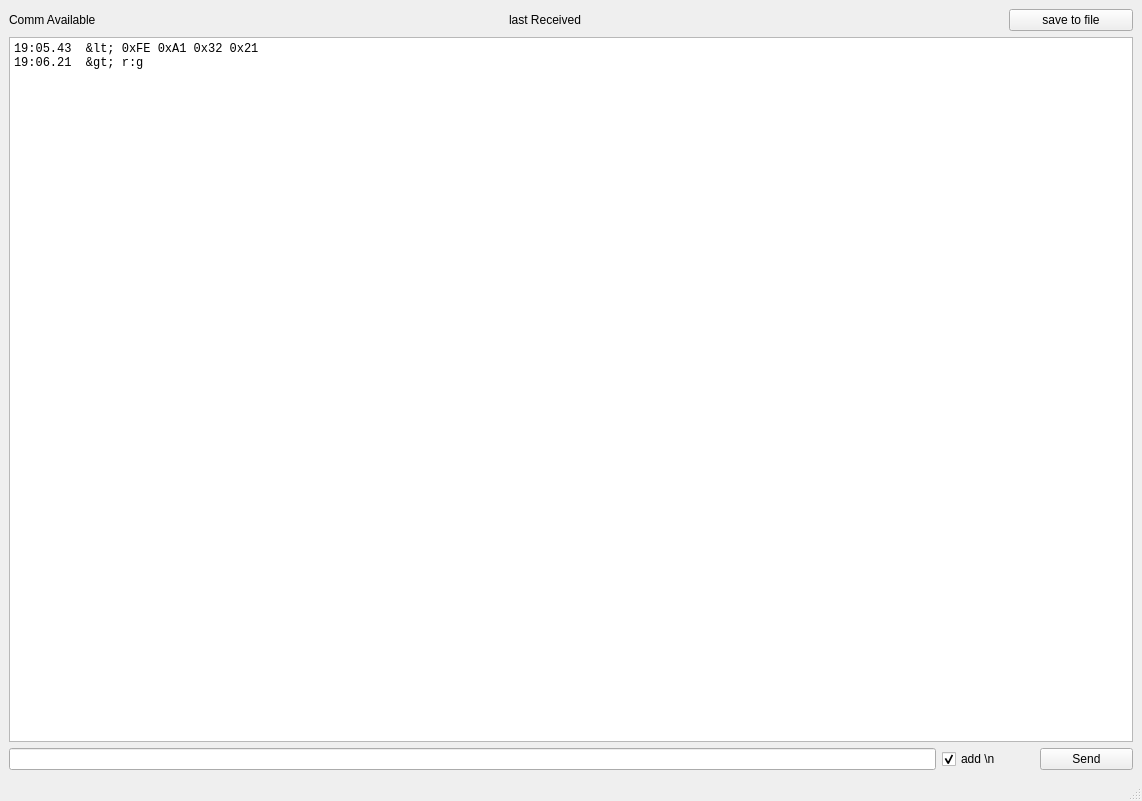
Before: the Qt Designer form ui/mainWindow.ui in SolarEnergyRacers/chase_car_telemetry_v3, drawn with Qt 5.
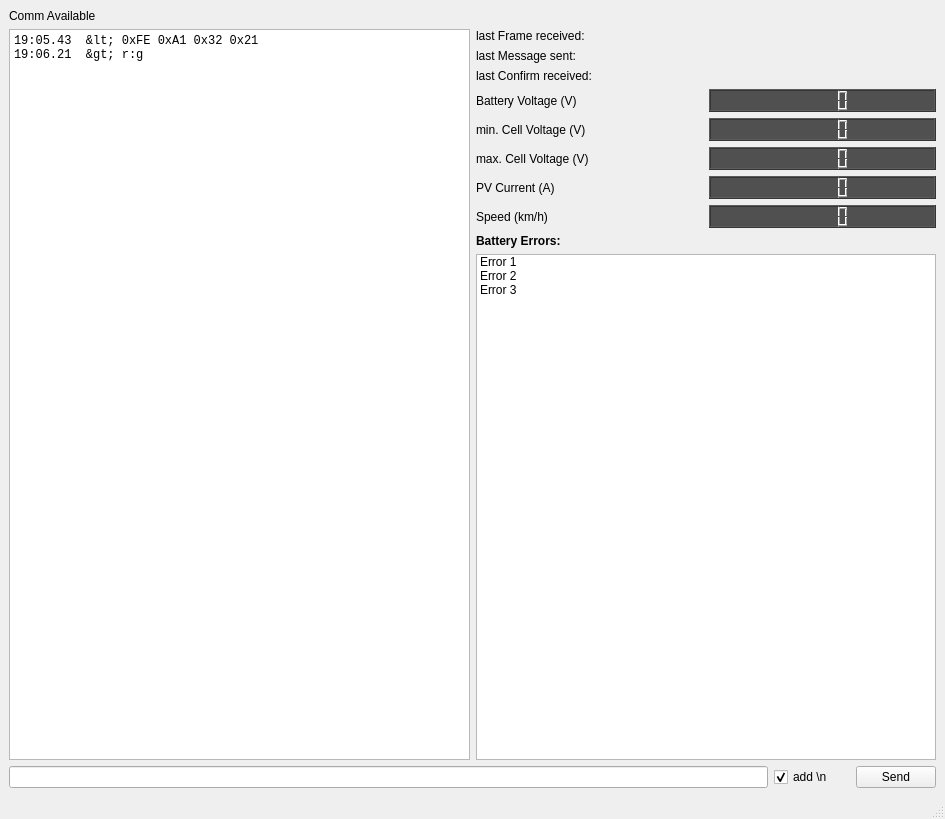
After: the same form once the commit is applied.

Commit message:
Added data display in GUI
also added "confirm" handling in datainput class

Patch:
```diff
--- a/ui/mainWindow.ui
+++ b/ui/mainWindow.ui
@@ -6,8 +6,8 @@
    <rect>
     <x>0</x>
     <y>0</y>
-    <width>1142</width>
-    <height>801</height>
+    <width>945</width>
+    <height>819</height>
    </rect>
   </property>
   <property name="windowTitle">
@@ -16,7 +16,7 @@
   <widget class="QWidget" name="centralwidget">
    <layout class="QVBoxLayout" name="verticalLayout">
     <item>
-     <layout class="QHBoxLayout" name="horizontalLayout" stretch="4,4,1">
+     <layout class="QHBoxLayout" name="horizontalLayout" stretch="4">
       <item>
        <widget class="QLabel" name="lblCommAvailable">
         <property name="text">
@@ -24,40 +24,209 @@
         </property>
        </widget>
       </item>
-      <item>
-       <widget class="QLabel" name="lblLastReceived">
-        <property name="text">
-         <string>last Received</string>
-        </property>
-       </widget>
-      </item>
-      <item>
-       <widget class="QPushButton" name="btnSave">
-        <property name="text">
-         <string>save to file</string>
-        </property>
-       </widget>
-      </item>
      </layout>
     </item>
     <item>
-     <widget class="QPlainTextEdit" name="plainTextEdit">
-      <property name="font">
-       <font>
-        <family>Consolas</family>
-       </font>
-      </property>
-      <property name="undoRedoEnabled">
-       <bool>false</bool>
-      </property>
-      <property name="readOnly">
-       <bool>true</bool>
-      </property>
-      <property name="plainText">
-       <string>19:05.43  &lt; 0xFE 0xA1 0x32 0x21
+     <layout class="QHBoxLayout" name="horizontalLayout_3" stretch="1,1">
+      <item>
+       <widget class="QPlainTextEdit" name="plainTextEdit">
+        <property name="font">
+         <font>
+          <family>Consolas</family>
+         </font>
+        </property>
+        <property name="undoRedoEnabled">
+         <bool>false</bool>
+        </property>
+        <property name="readOnly">
+         <bool>true</bool>
+        </property>
+        <property name="plainText">
+         <string>19:05.43  &lt; 0xFE 0xA1 0x32 0x21
 19:06.21  &gt; r:g</string>
-      </property>
-     </widget>
+        </property>
+       </widget>
+      </item>
+      <item>
+       <layout class="QVBoxLayout" name="verticalLayout_2">
+        <item>
+         <layout class="QVBoxLayout" name="verticalLayout_3">
+          <item>
+           <widget class="QLabel" name="lblLastReceived">
+            <property name="text">
+             <string>last Frame received:</string>
+            </property>
+           </widget>
+          </item>
+          <item>
+           <widget class="QLabel" name="lblLastSent">
+            <property name="text">
+             <string>last Message sent:</string>
+            </property>
+           </widget>
+          </item>
+          <item>
+           <widget class="QLabel" name="lblLastConfirm">
+            <property name="text">
+             <string>last Confirm received:</string>
+            </property>
+           </widget>
+          </item>
+         </layout>
+        </item>
+        <item>
+         <layout class="QHBoxLayout" name="horizontalLayout_5">
+          <item>
+           <widget class="QLabel" name="label">
+            <property name="text">
+             <string>Battery Voltage (V)</string>
+            </property>
+           </widget>
+          </item>
+          <item>
+           <widget class="QLCDNumber" name="lcdUBatt">
+            <property name="font">
+             <font>
+              <family>MS Shell Dlg 2</family>
+             </font>
+            </property>
+            <property name="autoFillBackground">
+             <bool>false</bool>
+            </property>
+            <property name="styleSheet">
+             <string notr="true">background-color: #505050;</string>
+            </property>
+            <property name="smallDecimalPoint">
+             <bool>false</bool>
+            </property>
+            <property name="intValue" stdset="0">
+             <number>0</number>
+            </property>
+           </widget>
+          </item>
+         </layout>
+        </item>
+        <item>
+         <layout class="QHBoxLayout" name="horizontalLayout_8">
+          <item>
+           <widget class="QLabel" name="label_3">
+            <property name="text">
+             <string>min. Cell Voltage (V)</string>
+            </property>
+           </widget>
+          </item>
+          <item>
+           <widget class="QLCDNumber" name="lcdMinVoltage">
+            <property name="styleSheet">
+             <string notr="true">background-color: #505050;</string>
+            </property>
+           </widget>
+          </item>
+         </layout>
+        </item>
+        <item>
+         <layout class="QHBoxLayout" name="horizontalLayout_9">
+          <item>
+           <widget class="QLabel" name="label_4">
+            <property name="text">
+             <string>max. Cell Voltage (V)</string>
+            </property>
+           </widget>
+          </item>
+          <item>
+           <widget class="QLCDNumber" name="lcdMaxVoltage">
+            <property name="styleSheet">
+             <string notr="true">background-color: #505050;</string>
+            </property>
+           </widget>
+          </item>
+         </layout>
+        </item>
+        <item>
+         <layout class="QHBoxLayout" name="horizontalLayout_6">
+          <item>
+           <widget class="QLabel" name="label_6">
+            <property name="text">
+             <string>PV Current (A)</string>
+            </property>
+           </widget>
+          </item>
+          <item>
+           <widget class="QLCDNumber" name="lcdIPV">
+            <property name="styleSheet">
+             <string notr="true">background-color: #505050;</string>
+            </property>
+           </widget>
+          </item>
+         </layout>
+        </item>
+        <item>
+         <layout class="QHBoxLayout" name="horizontalLayout_7">
+          <item>
+           <widget class="QLabel" name="label_2">
+            <property name="text">
+             <string>Speed (km/h)</string>
+            </property>
+           </widget>
+          </item>
+          <item>
+           <widget class="QLCDNumber" name="lcdSpeed">
+            <property name="styleSheet">
+             <string notr="true">background-color: #505050;</string>
+            </property>
+           </widget>
+          </item>
+         </layout>
+        </item>
+        <item>
+         <widget class="QLabel" name="label_7">
+          <property name="font">
+           <font>
+            <weight>75</weight>
+            <italic>false</italic>
+            <bold>true</bold>
+           </font>
+          </property>
+          <property name="text">
+           <string>Battery Errors:</string>
+          </property>
+         </widget>
+        </item>
+        <item>
+         <layout class="QHBoxLayout" name="horizontalLayout_4">
+          <item>
+           <widget class="QListWidget" name="lstErrors">
+            <item>
+             <property name="text">
+              <string>Error 1</string>
+             </property>
+            </item>
+            <item>
+             <property name="text">
+              <string>Error 2</string>
+             </property>
+            </item>
+            <item>
+             <property name="text">
+              <string>Error 3</string>
+             </property>
+             <property name="foreground">
+              <brush brushstyle="NoBrush">
+               <color alpha="255">
+                <red>241</red>
+                <green>40</green>
+                <blue>0</blue>
+               </color>
+              </brush>
+             </property>
+            </item>
+           </widget>
+          </item>
+         </layout>
+        </item>
+       </layout>
+      </item>
+     </layout>
     </item>
     <item>
      <layout class="QHBoxLayout" name="horizontalLayout_2" stretch="10,1,1">
```
Left out of the diff: 2 changed lines with no effect on the pictures. The commit also changes 6 other files.
